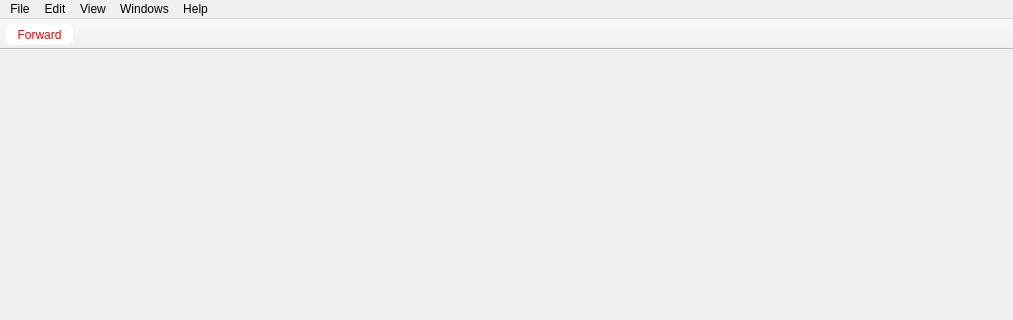
The window that src/MainWindow.ui (rizinorg/cutter) describes before a commit, drawn with Qt 5; both pictures show x 0 to 1013 and y 0 to 320 of the 1013 by 606 pixel window.
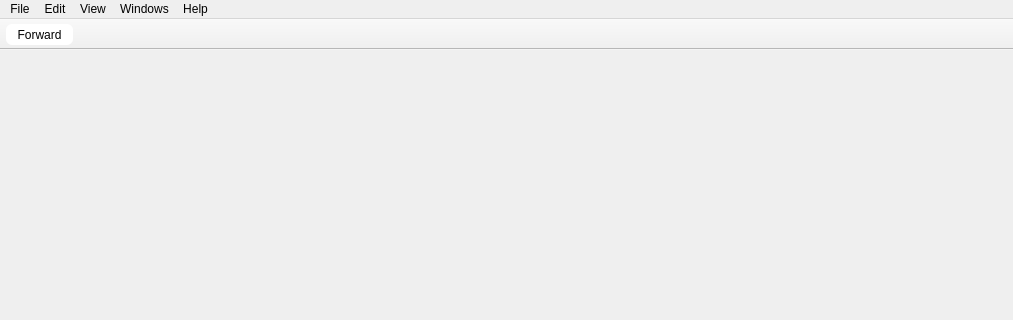
The same window after the commit. Icons and pictures are not drawn.

Commit message: Adjust buttons to theme (Fix #89)

Diff of the .ui file:
```diff
--- a/src/MainWindow.ui
+++ b/src/MainWindow.ui
@@ -277,20 +277,19 @@
    </property>
    <property name="styleSheet">
     <string notr="true">QToolButton { /* all types of tool button */
-    border: 0px solid rgb(255, 255, 255);
-    border-radius: 6px;
     margin-bottom: 1px;
     margin-top: 1px;
     margin-left: 2px;
     margin-right: 2px;
-	background-color: rgb(255, 255, 255);
     padding: 2px;
     padding-left: 7px;
     padding-right: 7px;
-	color: rgb(255, 0, 0);
+	background-color: palette(light);
+    border-radius: 6px;
 }
-QToolButton .svg-icon path {
-  fill: #ff0000;
+
+QToolButton:pressed {
+	background-color: palette(dark);
 }</string>
    </property>
    <property name="movable">
```
The commit also changes 10 other files.
